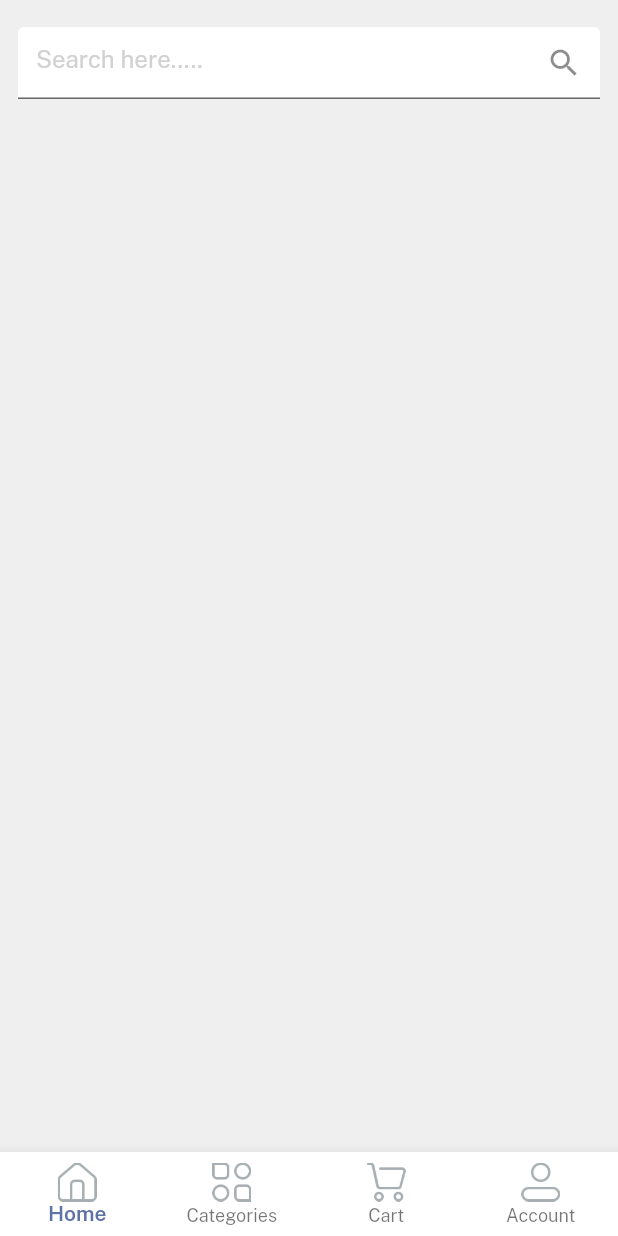
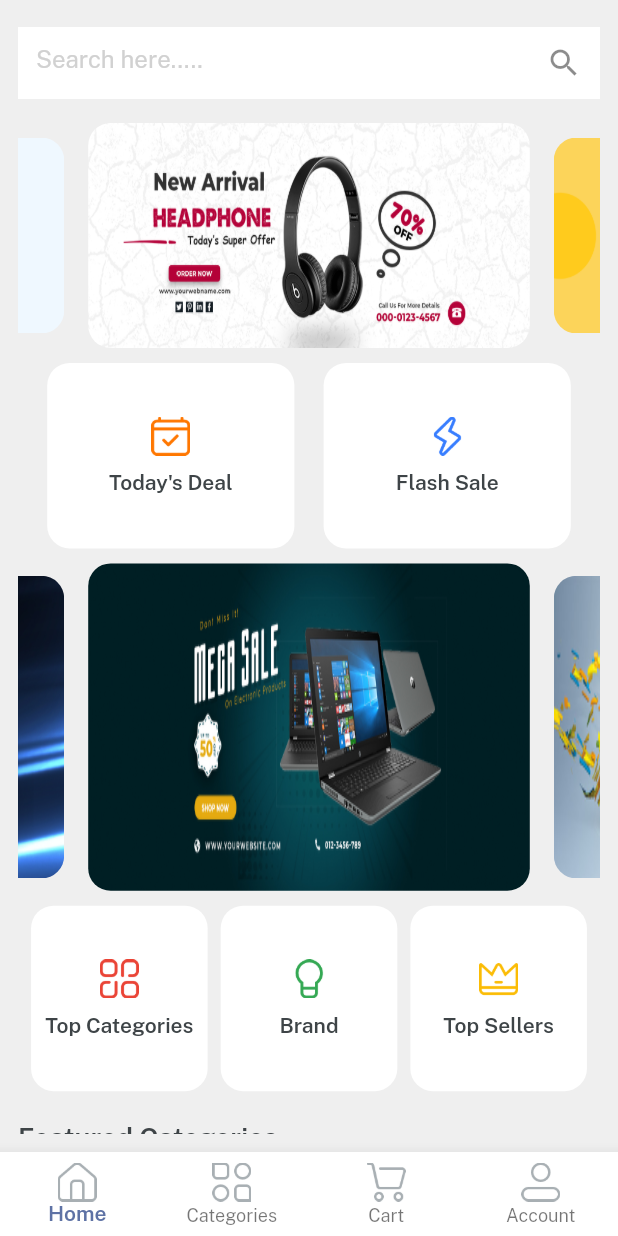
Before and after one commit to upasana-khatiwada/eCommerce-App-with-firebase, a Flutter app: the Home screen opened directly, on a phone screen of 412 x 824 dp. Run offline on Flutter 3.47's test engine with Material 2 defaults, Android fonts, the phone set to English and light mode, and no system bars; drawn by our look-alikes of velocity_x; our stand-ins replace get.

Commit message:
home screen ui

```diff
--- /dev/null
+++ b/lib/common_widgets/home_buttons.dart
@@ -0,0 +1,16 @@
+import 'package:ecommerce_app_with_firebase/consts/colors.dart';
+import 'package:ecommerce_app_with_firebase/consts/strings.dart';
+import 'package:flutter/material.dart';
+import 'package:velocity_x/velocity_x.dart';
+
+Widget homeButton({width,height,icon, String? title, onPress}){
+  return Column(
+    mainAxisAlignment: MainAxisAlignment.center,
+    children: [
+      Image.asset(icon,width: 26,),
+      10.heightBox,
+      title!.text.fontFamily(semibold).color(darkFontGrey).make()
+
+    ],
+  ).box.rounded.white.size(width, height).make();
+}
--- a/lib/consts/lists.dart
+++ b/lib/consts/lists.dart
@@ -1,3 +1,6 @@
 import 'package:ecommerce_app_with_firebase/consts/images.dart';
 
 const socialIconList = [icFacebookLogo,icGoogleLogo,icTwitterLogo];
+
+const slidersList = [imgSlider1,imgSlider2,imgSlider3,imgSlider4];
+const secondslidersList = [imgSs1, imgSs2, imgSs3, imgSs4];
--- a/lib/views/home_screen/home_screen.dart
+++ b/lib/views/home_screen/home_screen.dart
@@ -1,4 +1,7 @@
+import 'package:ecommerce_app_with_firebase/common_widgets/home_buttons.dart';
 import 'package:ecommerce_app_with_firebase/consts/colors.dart';
+import 'package:ecommerce_app_with_firebase/consts/images.dart';
+import 'package:ecommerce_app_with_firebase/consts/lists.dart';
 import 'package:ecommerce_app_with_firebase/consts/strings.dart';
 import 'package:flutter/material.dart';
 import 'package:velocity_x/velocity_x.dart';
@@ -13,7 +16,8 @@ class HomeScreen extends StatelessWidget {
       color: lightGrey,
       width: context.screenWidth,
       height: context.screenHeight,
-      child: SafeArea(child: Column(
+      child: SafeArea(
+          child: Column(
         children: [
           //search bar
           Container(
@@ -22,20 +26,110 @@ class HomeScreen extends StatelessWidget {
             color: lightGrey,
             child: TextFormField(
               decoration: InputDecoration(
-                suffixIcon: const Icon(Icons.search).onTap(() {
+                  border: InputBorder.none,
+                  suffixIcon: const Icon(Icons.search).onTap(() {}),
+                  filled: true,
+                  fillColor: whiteColor,
+                  hintText: searchHere,
+                  hintStyle: const TextStyle(color: textfieldGrey)),
+            ),
+          ),
+          10.heightBox,
+          Expanded(
+            child: SingleChildScrollView(
+              physics: const BouncingScrollPhysics(),
+              child: Column(
+                children: [
+                  //swipers brands
+                  VxSwiper.builder(
+                    aspectRatio: 16 / 9,
+                    autoPlay: true,
+                    height: 150,
+                    enlargeCenterPage: true,
+                    itemCount: slidersList.length,
+                    itemBuilder: ((context, index) {
+                      return Image.asset(
+                        slidersList[index], fit: BoxFit.fill,
+                        //clip.antiAlies makes the box rounded
+                      )
+                          .box
+                          .rounded
+                          .clip(Clip.antiAlias)
+                          .margin(const EdgeInsets.symmetric(horizontal: 8))
+                          .make();
+                    }),
+                  ),
+                  10.heightBox,
+                  //deals button
+                  Row(
+                    mainAxisAlignment: MainAxisAlignment.spaceEvenly,
+                    children: List.generate(
+                        2,
+                        (index) => homeButton(
+                              width: context.screenWidth / 2.5,
+                              height: context.screenHeight * 0.15,
+                              icon: index == 0 ? icTodaysDeal : icFlashDeal,
+                              title: index == 0 ? todayDeal : flashsale,
+                              onPress: () {},
+                            )),
+                  ),
 
-                }),
-                filled: true,
-                fillColor: whiteColor,
-                hintText: searchHere,
-                hintStyle: const TextStyle(color: textfieldGrey)
+                  10.heightBox,
+                  //second Swiper
+                  VxSwiper.builder(
+                      aspectRatio: 16 / 9,
+                      autoPlay: true,
+                      enlargeCenterPage: true,
+                      itemCount: secondslidersList.length,
+                      itemBuilder: (context, index) {
+                        return Image.asset(
+                          secondslidersList[index],
+                          fit: BoxFit.fill,
+                        )
+                            .box
+                            .rounded
+                            .clip(Clip.antiAlias)
+                            .margin(const EdgeInsets.symmetric(horizontal: 8))
+                            .make();
+                      }),
+                  10.heightBox,
+
+                  //top categories brands selelrs
+                  Row(
+                    mainAxisAlignment: MainAxisAlignment.spaceEvenly,
+                    children: List.generate(
+                        3,
+                        (index) => homeButton(
+                              height: context.screenHeight * 0.15,
+                              width: context.screenWidth / 3.5,
+                              icon: index == 0
+                                  ? icTopCategories
+                                  : index == 1
+                                      ? icBrands
+                                      : icTopSeller,
+                              title: index == 0
+                                  ? topcategories
+                                  : index == 1
+                                      ? brand
+                                      : topsellers,
+                            )),
+                  ),
+                  20.heightBox,
+                  //featured categories
+
+                  Align(
+                      alignment: Alignment.centerLeft,
+                      child: featuredCategories.text
+                          .color(darkFontGrey)
+                          .size(18)
+                          .fontFamily(semibold)
+                          .make())
+                ],
               ),
             ),
-
           )
         ],
       )),
-
     );
   }
 }
```
